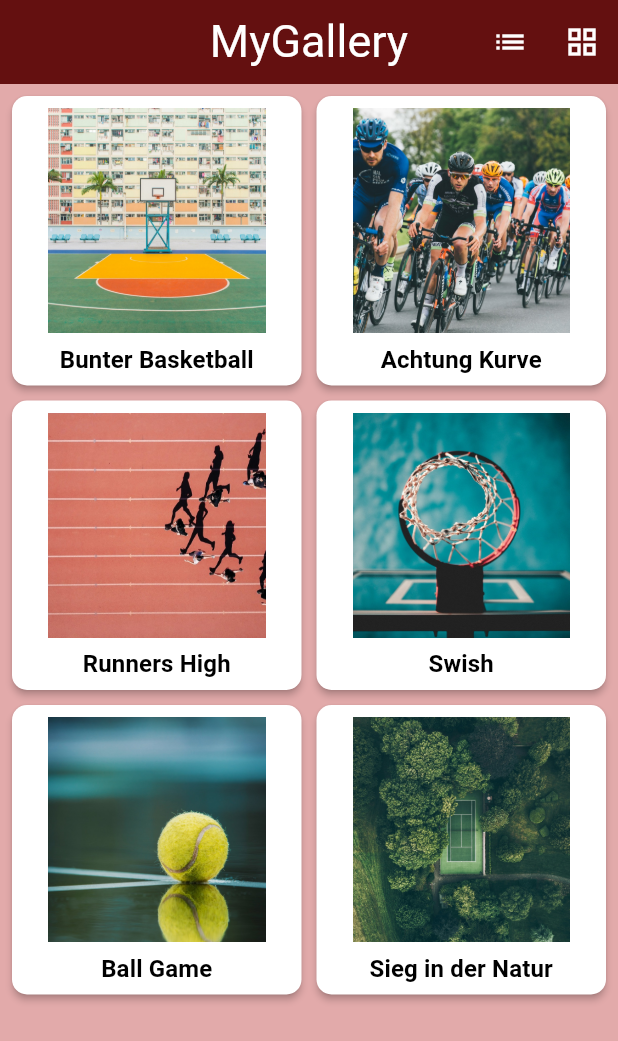
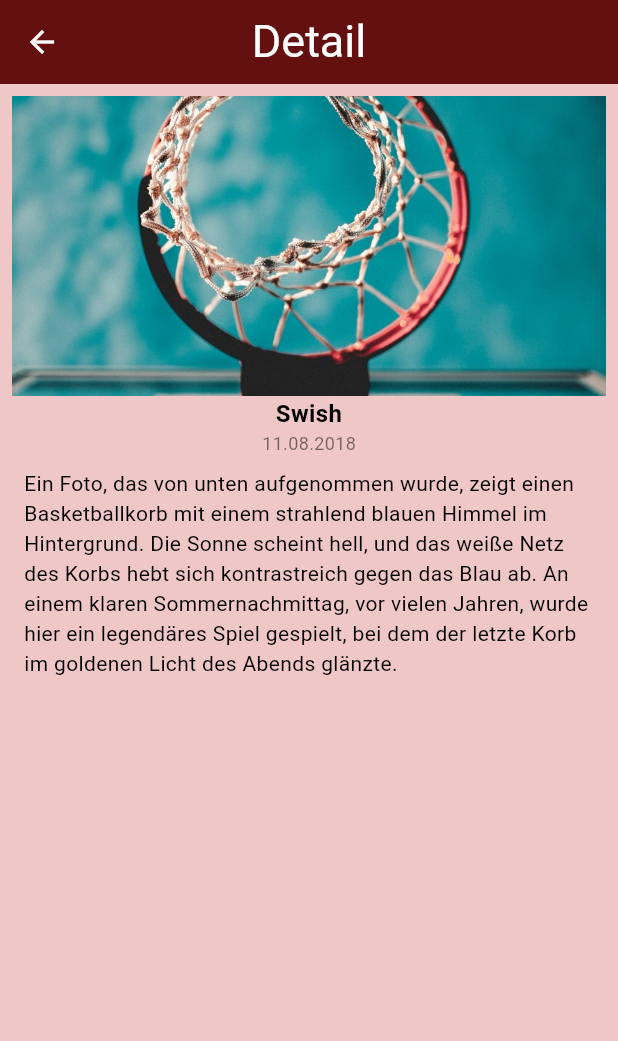
Before and after one commit to JohnnyAppAkademie/bildergalerie, a Flutter app: the screen it shows after launch, after a tap on the "list" icon, after a tap on the "grid view" icon, after a tap on "Swish", on a phone screen of 412 x 824 dp. Shown: the top 1041 px of the screen. Run offline on Flutter 3.47's test engine with Material 3 defaults, Android fonts, the phone set to English and light mode, and no system bars.

Commit message:
Commit * Gallery-Page angepasst * Detail-Page erstellt

```diff
--- /dev/null
+++ b/lib/pages/details.dart
@@ -0,0 +1,58 @@
+import 'package:bildergalerie/logic/Widget/appbar.dart';
+import 'package:bildergalerie/logic/classes/gallery_item.dart';
+import 'package:flutter/material.dart';
+
+class MyDetails extends StatelessWidget {
+  const MyDetails({super.key, required this.galleryItem});
+
+  final GalleryItem galleryItem;
+
+  @override
+  Widget build(BuildContext context) {
+    return Scaffold(
+      backgroundColor: const Color.fromARGB(255, 240, 199, 199),
+      appBar: CustomAppBar(title: "Detail", navPage: true, view: false),
+      body: Center(
+        child: Padding(
+          padding: const EdgeInsets.all(8.0),
+          child: Column(
+            mainAxisAlignment: MainAxisAlignment.start,
+            crossAxisAlignment: CrossAxisAlignment.center,
+            children: [
+              SizedBox(
+                width: MediaQuery.of(context).size.width,
+                height: 200,
+                child: Image.asset(galleryItem.imagePath, fit: BoxFit.cover),
+              ),
+              Text(
+                galleryItem.imageTitle,
+                style: const TextStyle(
+                  fontSize: 16,
+                  color: Colors.black,
+                  fontWeight: FontWeight.bold,
+                ),
+                textAlign: TextAlign.center,
+              ),
+              Text(
+                galleryItem.imageDate,
+                style: const TextStyle(
+                  fontSize: 12,
+                  color: Colors.black54,
+                  fontVariations: [FontVariation.italic(1.0)],
+                ),
+                textAlign: TextAlign.left,
+              ),
+              Padding(
+                padding: const EdgeInsets.all(8.0),
+                child: Text(
+                  galleryItem.imageDescription,
+                  style: const TextStyle(fontSize: 14, color: Colors.black),
+                ),
+              ),
+            ],
+          ),
+        ),
+      ),
+    );
+  }
+}
--- a/lib/pages/gallery.dart
+++ b/lib/pages/gallery.dart
@@ -1,5 +1,6 @@
 import 'package:bildergalerie/logic/Widget/appbar.dart';
 import 'package:bildergalerie/logic/classes/gallery_item.dart';
+import 'package:bildergalerie/pages/details.dart';
 import 'package:flutter/material.dart';
 
 class MyGallery extends StatefulWidget {
@@ -60,7 +61,7 @@ class _MyGalleryState extends State<MyGallery> {
   @override
   Widget build(BuildContext context) {
     return Scaffold(
-      backgroundColor: const Color.fromARGB(255, 226, 170, 170),
+      backgroundColor: const Color.fromARGB(255, 240, 199, 199),
       appBar: CustomAppBar(
         title: "MyGallery",
         navPage: false,
@@ -89,56 +90,26 @@ class _MyGalleryState extends State<MyGallery> {
     );
   }
 
+  int calculateCrossAxisCount(BuildContext context) {
+    double width = MediaQuery.of(context).size.width;
+    if (width < 400) return 2; // kleines Handy
+    if (width < 600) return 3; // normales Handy
+    return 4; // Tablet
+  }
+
   Widget sightGridView(List<GalleryItem> galleryData) {
     return GridView.builder(
       itemCount: galleryData.length,
-      gridDelegate: const SliverGridDelegateWithFixedCrossAxisCount(
-        crossAxisCount: 2,
+      gridDelegate: SliverGridDelegateWithFixedCrossAxisCount(
+        crossAxisCount: calculateCrossAxisCount(context),
         crossAxisSpacing: 10,
         mainAxisSpacing: 10,
-        childAspectRatio: 1,
+        childAspectRatio: 0.75,
       ),
       itemBuilder: (context, index) {
         final item = galleryData[index];
         //  Button für Details  //
-        return ElevatedButton(
-          style: ElevatedButton.styleFrom(
-            backgroundColor: Colors.white,
-            foregroundColor: Colors.black,
-            elevation: 2,
-            shape: RoundedRectangleBorder(
-              borderRadius: BorderRadius.circular(10),
-            ),
-          ),
-          onPressed: () => {},
-          child: Column(
-            crossAxisAlignment: CrossAxisAlignment.stretch,
-            children: [
-              //  Image
-              const SizedBox(height: 8),
-              Expanded(
-                child: Image.asset(
-                  item.imagePath,
-                  fit: BoxFit.cover, // passt sich automatisch an
-                ),
-              ),
-              //  Text
-              Padding(
-                padding: const EdgeInsets.all(6.0),
-                child: Text(
-                  item.imageTitle,
-                  textAlign: TextAlign.center,
-                  style: const TextStyle(
-                    fontSize: 16,
-                    fontWeight: FontWeight.bold,
-                    color: Colors.black,
-                  ),
-                  overflow: TextOverflow.ellipsis, // verhindert Überlauf
-                ),
-              ),
-            ],
-          ),
-        );
+        return fotoCard(item);
       },
     );
   }
@@ -148,44 +119,60 @@ class _MyGalleryState extends State<MyGallery> {
       itemCount: galleryData.length,
       itemBuilder: (context, index) {
         final item = galleryData[index];
-        //  Button für Details  //
+        return fotoCard(item);
+      },
+    );
+  }
+
+  Widget fotoCard(GalleryItem item) {
     return ElevatedButton(
       style: ElevatedButton.styleFrom(
         backgroundColor: Colors.white,
         foregroundColor: Colors.black,
-            elevation: 2,
-            shape: RoundedRectangleBorder(
-              borderRadius: BorderRadius.circular(10),
+        padding: EdgeInsets.zero,
+        elevation: 3,
+        shape: RoundedRectangleBorder(borderRadius: BorderRadius.circular(12)),
+      ),
+      onPressed: () {
+        Navigator.push(
+          context,
+          MaterialPageRoute(builder: (context) => MyDetails(galleryItem: item)),
+        );
+      },
+      child: Padding(
+        padding: const EdgeInsets.all(8.0),
+        child: Column(
+          crossAxisAlignment: CrossAxisAlignment.stretch,
+          mainAxisSize: MainAxisSize.min, // ← verhindert überflüssige Höhe
+          children: [
+            ClipRRect(
+              borderRadius: const BorderRadius.vertical(
+                top: Radius.circular(12),
+              ),
+              child: AspectRatio(
+                aspectRatio: 1, // ← Bild bleibt quadratisch & kompakt
+                child: Image.asset(item.imagePath, fit: BoxFit.cover),
               ),
             ),
-          onPressed: () => {},
-          child: Column(
-            crossAxisAlignment: CrossAxisAlignment.stretch,
-            children: [
-              //  Image
-              const SizedBox(height: 8),
-              Image.asset(
-                item.imagePath,
-                fit: BoxFit.cover, // passt sich automatisch an
+            Padding(
+              padding: const EdgeInsets.symmetric(
+                vertical: 8.0,
+                horizontal: 6.0,
               ),
-              //  Text
-              Padding(
-                padding: const EdgeInsets.all(6.0),
               child: Text(
                 item.imageTitle,
                 textAlign: TextAlign.center,
                 style: const TextStyle(
-                    fontSize: 16,
                   fontWeight: FontWeight.bold,
-                    color: Colors.black,
+                  fontSize: 14,
                 ),
-                  overflow: TextOverflow.ellipsis, // verhindert Überlauf
+                overflow: TextOverflow.ellipsis,
+                maxLines: 1,
               ),
             ),
           ],
         ),
-        );
-      },
+      ),
     );
   }
 }
```
Lines whose indentation alone changed are shown as unchanged.
